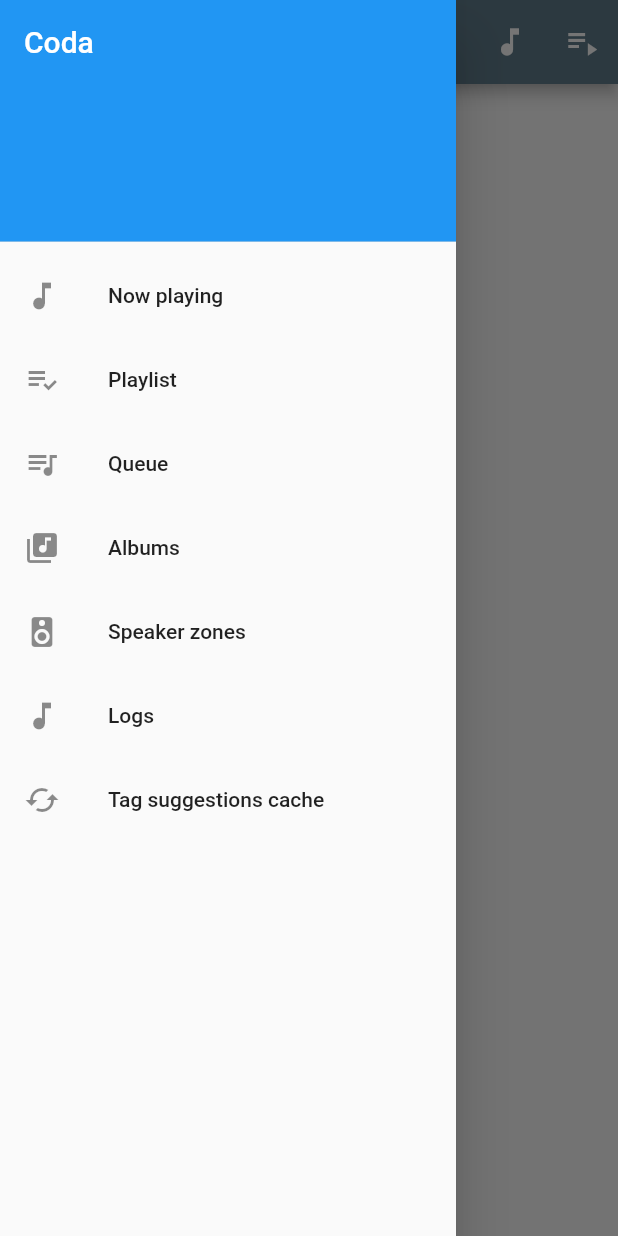
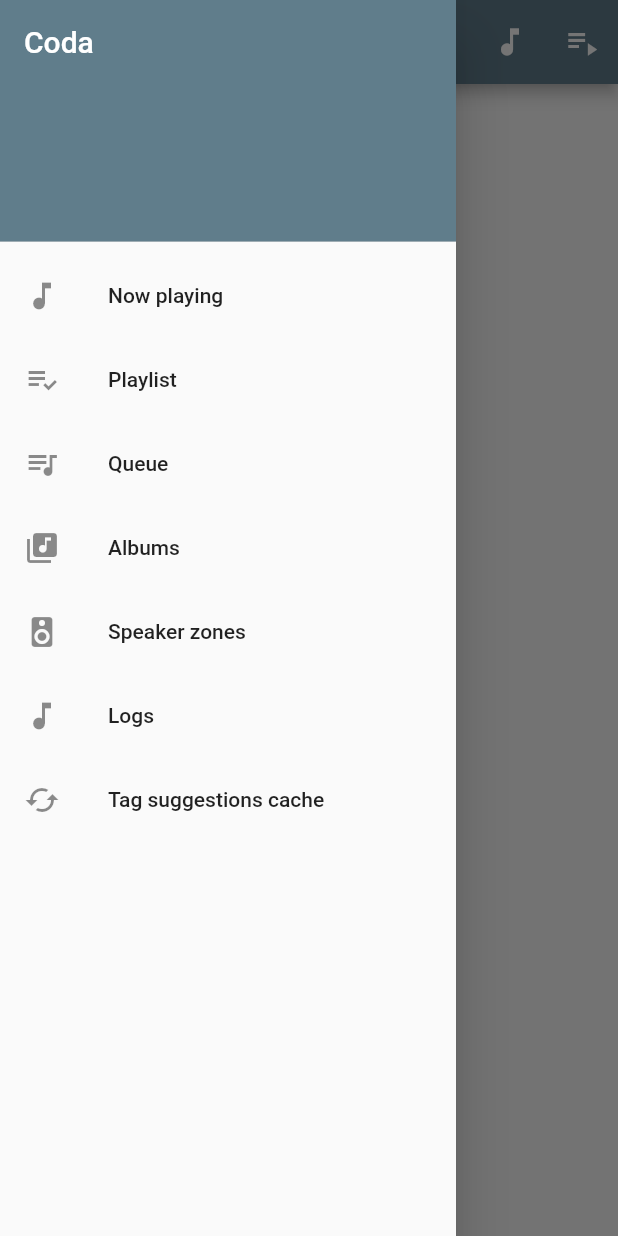
Before and after one commit to davidSchlosser/ql-coda, a Flutter app: the screen it shows after launch, with the side drawer open, on a phone screen of 412 x 824 dp. Run offline on Flutter 3.47's test engine with Material 2 defaults, Android fonts, the phone set to English and light mode, and no system bars; our stand-ins replace equatable, flutter_bloc, flutter_riverpod, flutter_slidable, flutter_typeahead, font_awesome_flutter and 3 more; missing offline and left inert: mqtt_client.

Commit message:
change color

```diff
--- a/ql_coda/lib/screens/common_scaffold.dart
+++ b/ql_coda/lib/screens/common_scaffold.dart
@@ -48,13 +48,12 @@
             actions: actions),
         body: child,
         floatingActionButton: floatingActionButton,
-        //bottomNavigationBar: const ControlPanel(),
         drawer: Drawer(
           child: ListView(
             children: <Widget>[
               const DrawerHeader(
                 decoration: BoxDecoration(
-                  color: Colors.blue,
+                  color: Colors.blueGrey,
                 ),
                 child: Text('Coda', style: TextStyle(
                   color: Colors.white,
```
